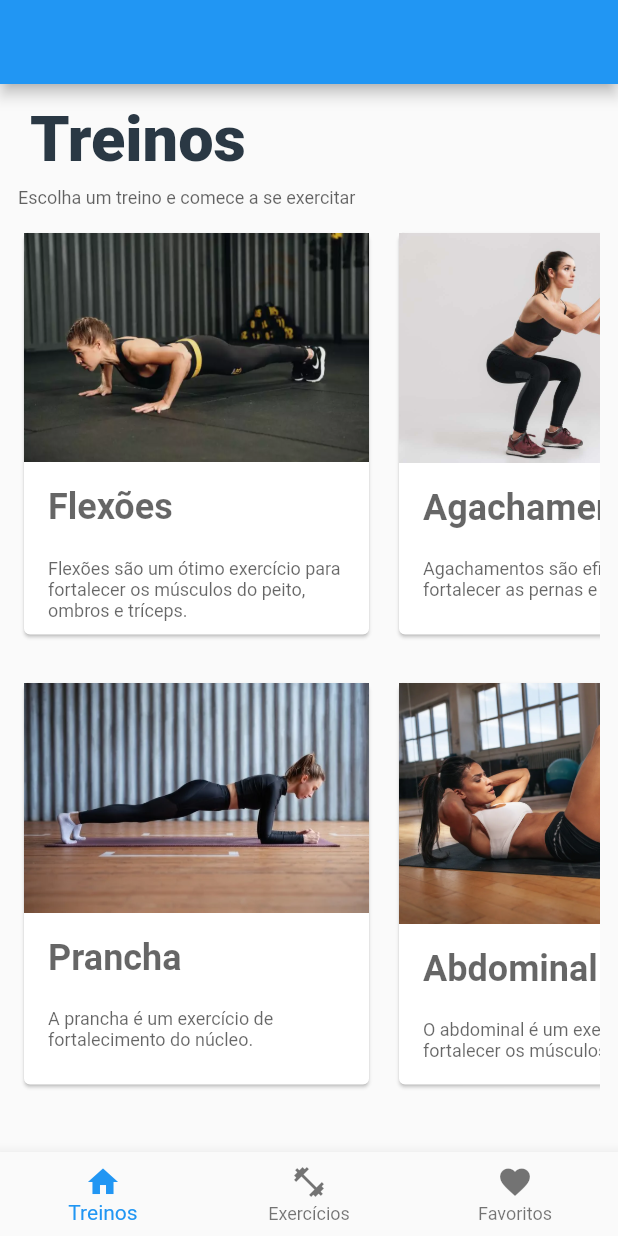
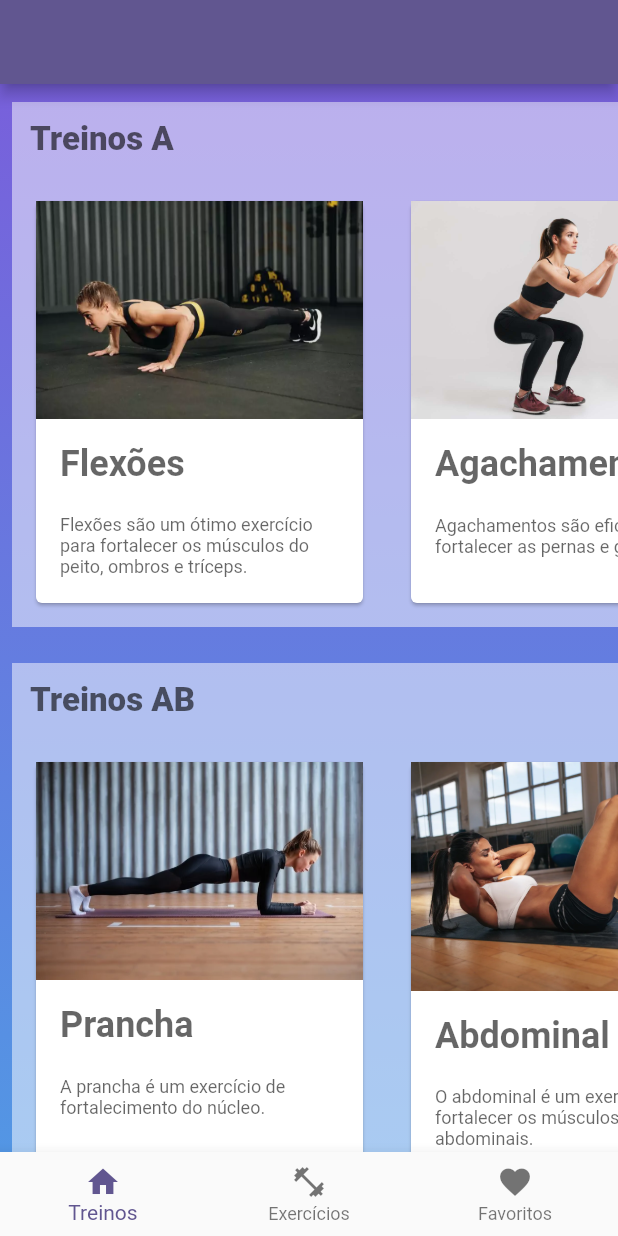
Before and after one commit to Heloisie/FisioFlow, a Flutter app: the screen it shows after launch, on a phone screen of 412 x 824 dp. Run offline on Flutter 3.47's test engine with Material 2 defaults, Android fonts, the light colour scheme and no system bars; Roboto replaces fonts that are missing (Din).

Commit message:
Correções

```diff
--- a/fisioflow/lib/main.dart
+++ b/fisioflow/lib/main.dart
@@ -12,8 +12,8 @@ class MyApp extends StatelessWidget {
     return MaterialApp(
       title: 'Fisio Flow',
       theme: ThemeData(
-        primarySwatch: Colors.blue,
-      ),
+          colorScheme:
+              ColorScheme.fromSeed(seedColor: const Color(0xFF7860DB))),
       home: const MyHomePage(
         title: '',
       ),
--- a/fisioflow/lib/views/favorites_page.dart
+++ b/fisioflow/lib/views/favorites_page.dart
@@ -1,3 +1,4 @@
+import 'package:fisioflow/widgets/gradientBackground.dart';
 import 'package:flutter/material.dart';
 
 import '../models/exercise.dart';
@@ -37,7 +38,7 @@ class _FavoritesPageState extends State<FavoritesPage> {
   }
 
   Widget _handleBody() {
-    return Expanded(child: _handleList());
+    return Expanded(child: GradientBackground(child: _handleList()));
   }
 
   Widget _handleList() {
--- a/fisioflow/lib/views/initial_page.dart
+++ b/fisioflow/lib/views/initial_page.dart
@@ -1,3 +1,4 @@
+import 'package:fisioflow/widgets/gradientBackground.dart';
 import 'package:flutter/material.dart';
 import '../models/exercise.dart';
 import '../models/workout.dart';
@@ -11,13 +12,13 @@ class InitialPage extends StatefulWidget {
 
 class _InitialPageState extends State<InitialPage> {
   final List<Workout> workouts = [
-    Workout('Treino 1', [
+    Workout('Treinos A', [
       Exercise('Flexões', 'assets/flexao.webp',
           'Flexões são um ótimo exercício para fortalecer os músculos do peito, ombros e tríceps.'),
       Exercise('Agachamentos', 'assets/agachamento.jpg',
           'Agachamentos são eficazes para fortalecer as pernas e glúteos.'),
     ]),
-    Workout('Treino 2', [
+    Workout('Treinos AB', [
       Exercise('Prancha', 'assets/prancha.webp',
           'A prancha é um exercício de fortalecimento do núcleo.'),
       Exercise('Abdominal', 'assets/abdominal.webp',
@@ -33,45 +34,25 @@ class _InitialPageState extends State<InitialPage> {
   }
 
   Widget _handleBody(BuildContext context) {
-    return Padding(
-      padding: const EdgeInsets.all(12.0),
+    return GradientBackground(
       child: Column(
         crossAxisAlignment: CrossAxisAlignment.start,
-        children: [
-          _handleTitle(),
-          _handleSubTitle(),
-          _handleVerticalWorkoutList()
-        ],
+        children: [_handleVerticalWorkoutList()],
       ),
     );
   }
 
-  Widget _handleTitle() {
-    return const Padding(
-      padding: EdgeInsets.only(left: 8.0, bottom: 8.0),
+  Widget _handleTitle(String workout) {
+    return Padding(
+      padding: const EdgeInsets.all(12.0),
       child: Text(
-        "Treinos",
+        workout,
         textAlign: TextAlign.start,
         style: TextStyle(
-          color: Color.fromARGB(255, 42, 56, 68),
+          color: Colors.black.withOpacity(0.6),
           fontFamily: "Din",
           fontWeight: FontWeight.w900,
-          fontSize: 42,
-        ),
-      ),
-    );
-  }
-
-  Widget _handleSubTitle() {
-    return const Padding(
-      padding: EdgeInsets.only(bottom: 12.0),
-      child: Text(
-        "Escolha um treino e comece a se exercitar",
-        textAlign: TextAlign.start,
-        style: TextStyle(
-          color: Color.fromRGBO(0, 0, 0, 0.612),
-          fontSize: 12,
-          fontFamily: "Din",
+          fontSize: 22,
         ),
       ),
     );
@@ -79,11 +60,27 @@ class _InitialPageState extends State<InitialPage> {
 
   Widget _handleVerticalWorkoutList() {
     return Expanded(
-        child: ListView.builder(
-            itemCount: workouts.length,
-            itemBuilder: (context, index) {
-              return _handleHorizontalWorkoutList(workouts[index]);
-            }));
+        child: Padding(
+      padding: const EdgeInsets.only(left: 8.0),
+      child: ListView.builder(
+          itemCount: workouts.length,
+          itemBuilder: (context, index) {
+            final workout = workouts[index];
+            return Padding(
+              padding: const EdgeInsets.only(top: 12, bottom: 12.0),
+              child: Container(
+                color: Colors.white.withOpacity(0.5),
+                height: 350,
+                child: Column(
+                    crossAxisAlignment: CrossAxisAlignment.start,
+                    children: [
+                      _handleTitle(workout.name),
+                      _handleHorizontalWorkoutList(workouts[index])
+                    ]),
+              ),
+            );
+          }),
+    ));
   }
 
   Widget _handleHorizontalWorkoutList(Workout workout) {
@@ -98,7 +95,7 @@ class _InitialPageState extends State<InitialPage> {
                 width: 250,
                 height: 200,
                 child: Padding(
-                    padding: const EdgeInsets.only(right: 12.0, bottom: 24.0),
+                    padding: const EdgeInsets.all(12),
                     child: _handleCard(exercise)));
           }),
     );
--- a/fisioflow/lib/views/workouts_page.dart
+++ b/fisioflow/lib/views/workouts_page.dart
@@ -1,3 +1,4 @@
+import 'package:fisioflow/widgets/gradientBackground.dart';
 import 'package:flutter/material.dart';
 
 import '../models/exercise.dart';
@@ -37,7 +38,7 @@ class _WorkoutsPageState extends State<WorkoutsPage> {
   }
 
   Widget _handleBody() {
-    return Expanded(child: _handleList());
+    return Expanded(child: GradientBackground(child: _handleList()));
   }
 
   Widget _handleList() {
--- /dev/null
+++ b/fisioflow/lib/widgets/gradientBackground.dart
@@ -0,0 +1,21 @@
+import 'package:flutter/material.dart';
+
+class GradientBackground extends StatelessWidget {
+  final Widget child;
+
+  const GradientBackground({super.key, required this.child});
+
+  @override
+  Widget build(BuildContext context) {
+    return Container(
+      decoration: const BoxDecoration(
+        gradient: LinearGradient(
+          begin: Alignment.topCenter,
+          end: Alignment.bottomCenter,
+          colors: [Color(0xFF7860DB), Color(0xFF5396E4)], // Cores do degradê
+        ),
+      ),
+      child: child,
+    );
+  }
+}
```
